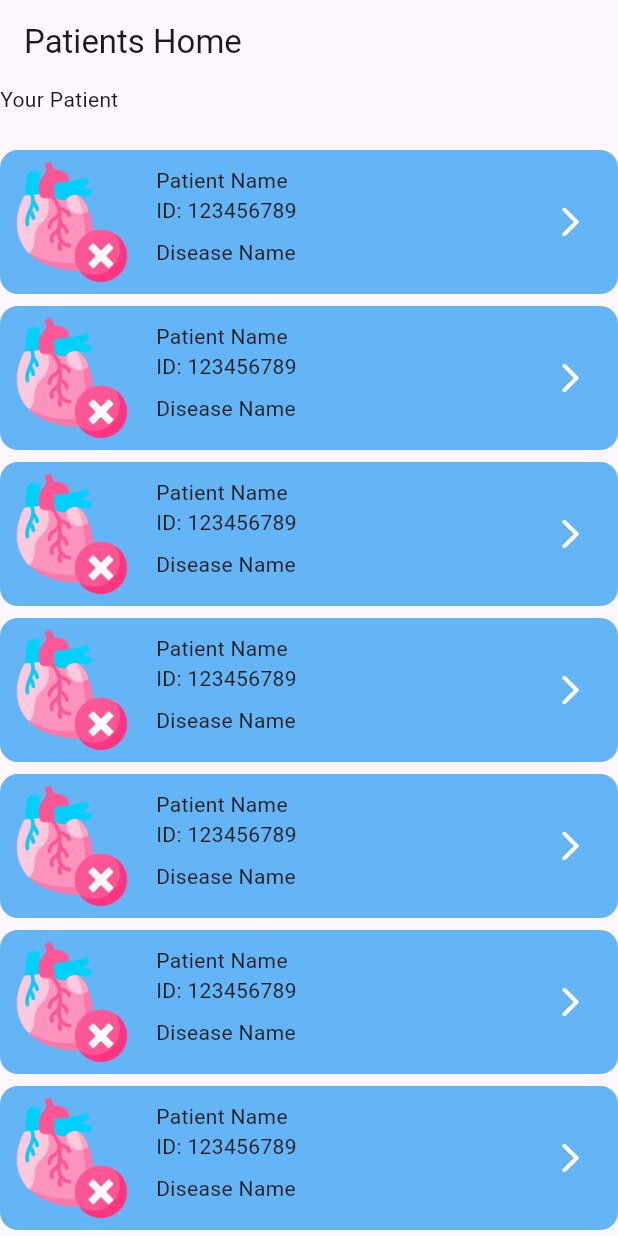
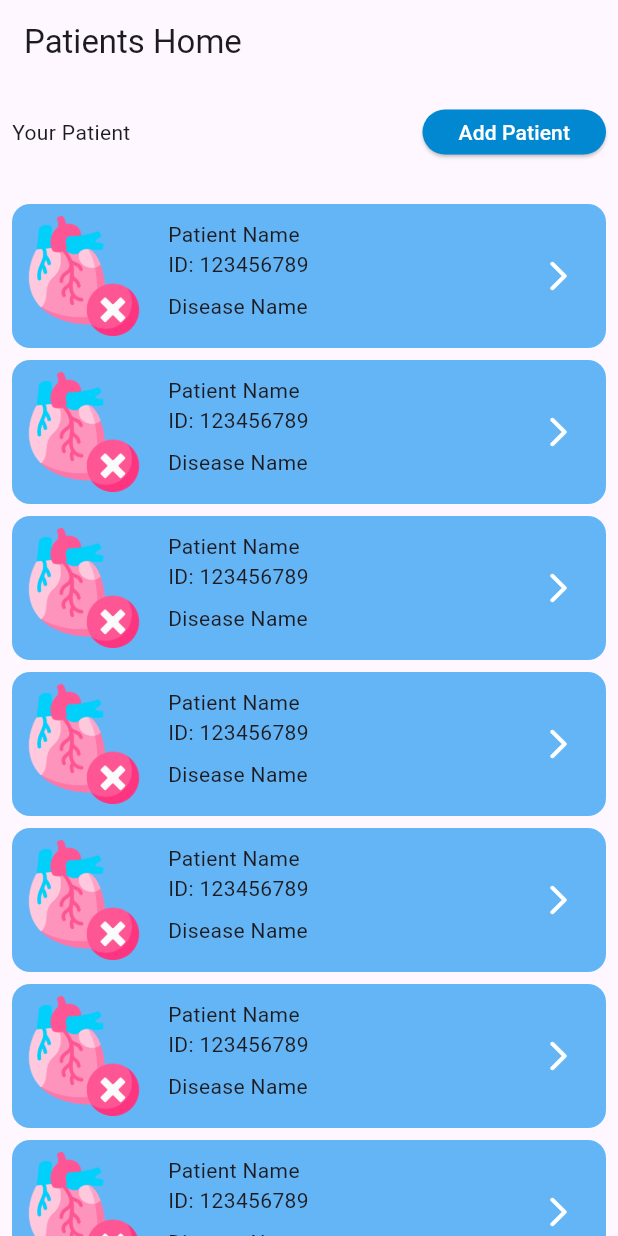
Before and after one commit to mostafa2026-code/my_graduation, a Flutter app: the PatientsHome screen opened by its route, on a phone screen of 412 x 824 dp. Run offline on Flutter 3.47's test engine with Material 3 defaults, Android fonts, the phone set to English and light mode, and no system bars; our stand-ins replace bloc, cloud_firestore, firebase_auth, firebase_core, flutter_bloc, flutter_svg and 4 more; accounts and stored records are empty.

Commit message:
add section personal history  to add edit patient

```diff
--- a/lib/component/my_main_botton.dart
+++ b/lib/component/my_main_botton.dart
@@ -4,7 +4,15 @@ import 'package:my_graduation/core/utils/my_colors.dart';
 class MyMainBotton extends StatelessWidget {
   final String title;
   final Function() onTap;
-  const MyMainBotton({super.key, required this.title, required this.onTap});
+  final double? width;
+  final double? height;
+  const MyMainBotton({
+    super.key,
+    required this.title,
+    required this.onTap,
+    this.width,
+    this.height,
+  });
 
   @override
   Widget build(BuildContext context) {
@@ -13,7 +21,7 @@ class MyMainBotton extends StatelessWidget {
 
       style: ElevatedButton.styleFrom(
         backgroundColor: MyColors.button,
-        minimumSize: Size(double.infinity, 50),
+        minimumSize: Size(width ?? double.infinity, height ?? 50),
       ),
       child: Text(title, style: TextStyle(color: Colors.white)),
     );
--- a/lib/component/my_text_feild.dart
+++ b/lib/component/my_text_feild.dart
@@ -5,17 +5,19 @@ class MyTextFeild extends StatelessWidget {
   final String hint;
   final TextEditingController? controller;
   final String? Function(String?)? validator;
+  final TextInputType? keyboardType;
 
   const MyTextFeild({
     super.key,
     required this.hint,
     this.controller,
-    this.validator,
+    this.validator, this.keyboardType,
   });
 
   @override
   Widget build(BuildContext context) {
     return TextFormField(
+      keyboardType: keyboardType,
       autovalidateMode: AutovalidateMode.always,
       validator: validator,
       controller: controller,
--- a/lib/core/enums/my_enums.dart
+++ b/lib/core/enums/my_enums.dart
@@ -1,6 +1,11 @@
 enum Gender {
   male,
   female,
+
+}
+enum MartialStatus {
+  single,
+  married,
 
 }
 
--- a/lib/core/navigation/my_routes.dart
+++ b/lib/core/navigation/my_routes.dart
@@ -1,5 +1,6 @@
 import 'package:flutter_bloc/flutter_bloc.dart';
 import 'package:go_router/go_router.dart';
+import 'package:my_graduation/features/presentation/add_edit_patient/pages/add_edit_patient.dart';
 import 'package:my_graduation/features/presentation/auth/login/pages/login_screen.dart';
 import 'package:my_graduation/features/presentation/auth/login/cubit/login_cubit.dart';
 import 'package:my_graduation/features/presentation/auth/register/cubit/register_cubit.dart';
@@ -22,6 +23,7 @@ class MyRoutes {
   static const String search = '/search';
   static const String patientsHome = '/patientsHome';
   static const String patientDetails = '/patientDetails';
+  static const String addPatient = '/addPatient';
 
   static final GoRouter routes = GoRouter(
     initialLocation: splash,
@@ -55,6 +57,11 @@ class MyRoutes {
         path: patientDetails,
         builder: (context, state) => const PateintDetails(),
       ),
+      //add patient
+      GoRoute(
+        path: addPatient,
+        builder: (context, state) => const AddEditPatient(),
+      ),
     ],
   );
 }
--- a/lib/features/presentation/patients/pages/patients_home.dart
+++ b/lib/features/presentation/patients/pages/patients_home.dart
@@ -1,5 +1,8 @@
 import 'package:flutter/material.dart';
 import 'package:gap/gap.dart';
+import 'package:my_graduation/component/my_main_botton.dart';
+import 'package:my_graduation/core/navigation/my_routes.dart';
+import 'package:my_graduation/core/navigation/navigation_methods.dart';
 import 'package:my_graduation/features/presentation/home/widgets/patient_card.dart';
 
 class PatientsHome extends StatelessWidget {
@@ -11,11 +14,27 @@ class PatientsHome extends StatelessWidget {
       appBar: AppBar(title: const Text('Patients Home')),
       body: SingleChildScrollView(
         physics: const BouncingScrollPhysics(),
+        child: Padding(
+          padding: const EdgeInsets.all(8.0),
           child: Column(
             mainAxisAlignment: MainAxisAlignment.start,
             crossAxisAlignment: CrossAxisAlignment.start,
             children: [
+              Row(
+                mainAxisAlignment: MainAxisAlignment.spaceBetween,
+                children: [
                   Text("Your Patient"),
+                  MyMainBotton(
+                    width: 50,
+                    height: 30,
+
+                    title: "Add Patient",
+                    onTap: () {
+                      mypush(context, MyRoutes.addPatient, null);
+                    },
+                  ),
+                ],
+              ),
               Gap(24),
               ListView.separated(
                 physics: const NeverScrollableScrollPhysics(),
@@ -31,6 +50,7 @@ class PatientsHome extends StatelessWidget {
             ],
           ),
         ),
+      ),
     );
   }
 }
```
Also changed, not shown: lib/features/presentation/add_edit_patient/cubit/add_edit_patient_cubit.dart (added, +16 -0 lines), lib/features/presentation/add_edit_patient/cubit/add_edit_patient_state.dart (added, +10 -0 lines), lib/features/presentation/add_edit_patient/pages/add_edit_patient.dart (+87 -0 lines). Lines whose indentation alone changed are shown as unchanged.
